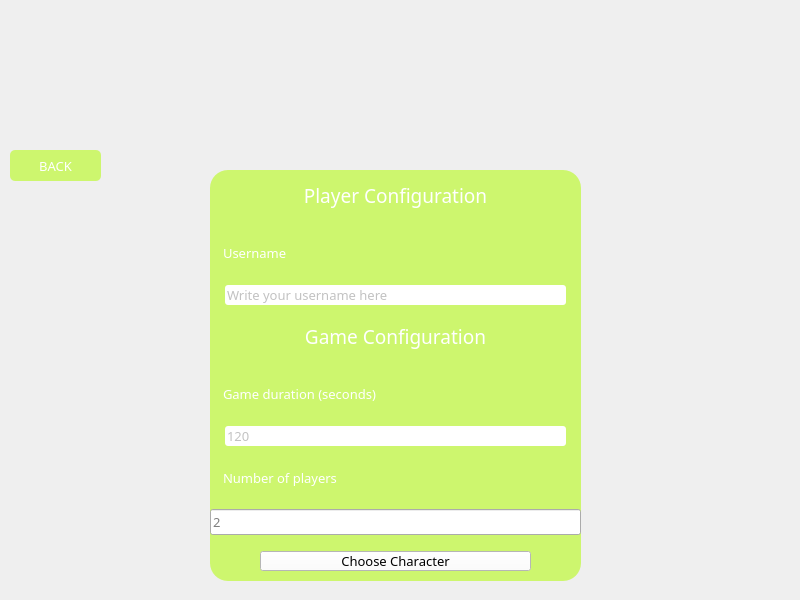
First picture: the form in src/client/ui/mainwindow.ui, repository Jignacio14/JazzJackRabbit, before the edit.
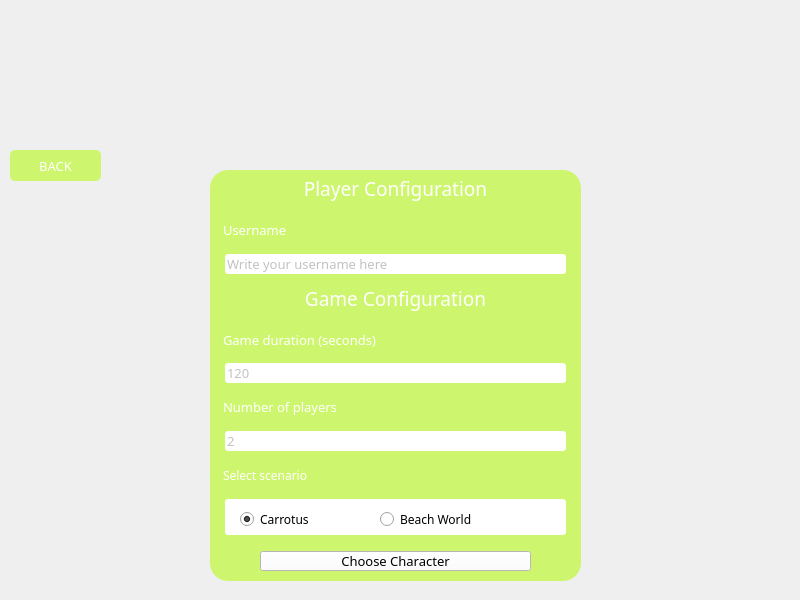
Second picture: the form after the edit. The open tabs and pages were chosen to show the change. Icons and pictures are not drawn.

Commit message: feat: Added radio button selection in Qt Lobby to choose scenario

```diff
--- a/src/client/ui/mainwindow.ui
+++ b/src/client/ui/mainwindow.ui
@@ -575,7 +575,7 @@
           </font>
          </property>
          <property name="styleSheet">
-          <string notr="true">QLineEdit#numberOfPlayersInput {
+          <string notr="true">QLineEdit#maxPlayersInput {
 	background-color: rgb(255, 255, 255);
 	color: rgba(99, 99, 99, 200);
 	font-family: Joystix;
@@ -592,6 +592,109 @@
          </property>
         </widget>
        </item>
+       <item>
+        <widget class="QLabel" name="scenarioSelectionLabel">
+         <property name="styleSheet">
+          <string notr="true">QLabel#scenarioSelectionLabel {
+	color: rgb(255, 255, 255);
+	font-family: Joystix;
+	margin-left: 10px;
+}</string>
+         </property>
+         <property name="text">
+          <string>Select scenario</string>
+         </property>
+        </widget>
+       </item>
+       <item>
+        <layout class="QHBoxLayout" name="scenarioRadioButtonsHLayout">
+         <item>
+          <widget class="QGroupBox" name="scenarioRadioButtonsGroupBox">
+           <property name="acceptDrops">
+            <bool>false</bool>
+           </property>
+           <property name="styleSheet">
+            <string notr="true">QGroupBox#scenarioRadioButtonsGroupBox {
+	background-color: rgb(255, 255, 255);
+	font-family: Joystix;
+	margin-left: 15px;
+	margin-right: 15px;
+	border-radius: 3px;
+}</string>
+           </property>
+           <property name="title">
+            <string/>
+           </property>
+           <property name="flat">
+            <bool>false</bool>
+           </property>
+           <property name="checkable">
+            <bool>false</bool>
+           </property>
+           <widget class="QRadioButton" name="carrotusScenarioRadioButton">
+            <property name="geometry">
+             <rect>
+              <x>30</x>
+              <y>0</y>
+              <width>141</width>
+              <height>41</height>
+             </rect>
+            </property>
+            <property name="font">
+             <font>
+              <family>Joystix</family>
+             </font>
+            </property>
+            <property name="autoFillBackground">
+             <bool>false</bool>
+            </property>
+            <property name="styleSheet">
+             <string notr="true">QRadioButton#carrotusScenarioRadioButton {
+	color: rgb(0, 0, 0);
+	font-family: Joystix;
+}</string>
+            </property>
+            <property name="text">
+             <string>Carrotus</string>
+            </property>
+            <property name="checked">
+             <bool>true</bool>
+            </property>
+           </widget>
+           <widget class="QRadioButton" name="beachWorldScenarioRadioButton">
+            <property name="geometry">
+             <rect>
+              <x>170</x>
+              <y>0</y>
+              <width>171</width>
+              <height>41</height>
+             </rect>
+            </property>
+            <property name="font">
+             <font>
+              <family>Joystix</family>
+             </font>
+            </property>
+            <property name="autoFillBackground">
+             <bool>false</bool>
+            </property>
+            <property name="styleSheet">
+             <string notr="true">QRadioButton#beachWorldScenarioRadioButton {
+	color: rgb(0, 0, 0);
+	font-family: Joystix;
+}</string>
+            </property>
+            <property name="text">
+             <string>Beach World</string>
+            </property>
+            <property name="checked">
+             <bool>false</bool>
+            </property>
+           </widget>
+          </widget>
+         </item>
+        </layout>
+       </item>
        <item>
         <widget class="QPushButton" name="chooseCharacterButton">
          <property name="font">
```
Left out of the diff: 2 changed lines with no effect on the pictures. The commit also changes 3 other files.
